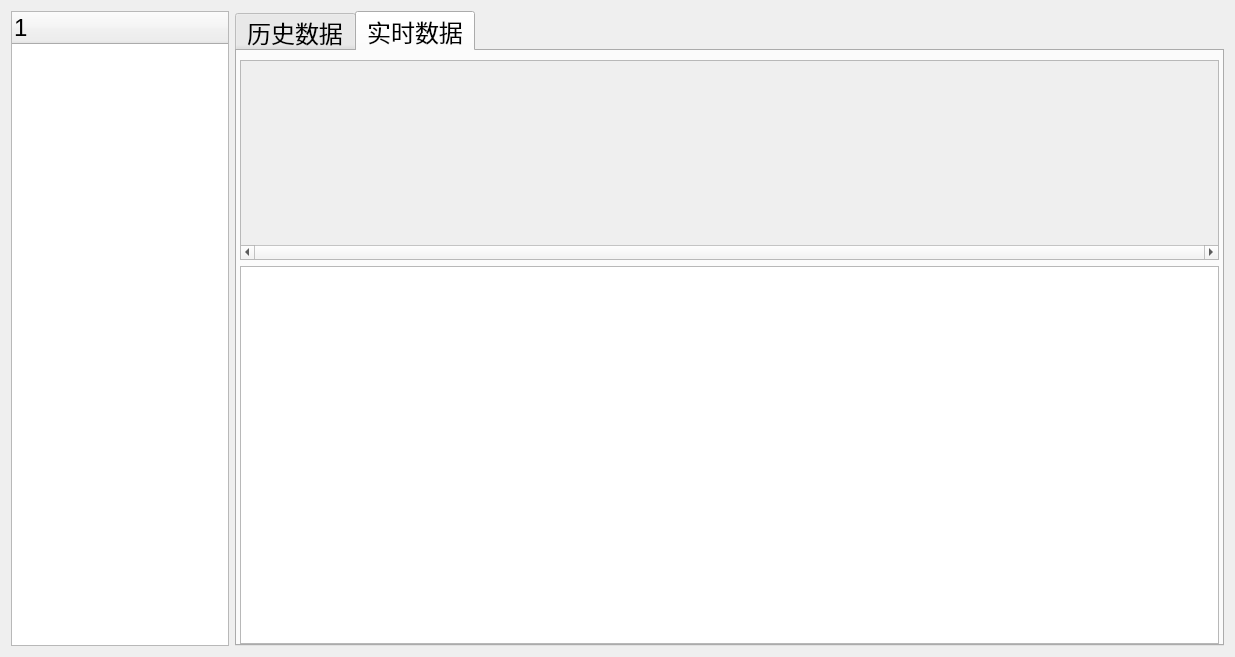
This is SummaryWidget.ui in wanlong1215/test as Qt 5 draws it before an edit. The edited form follows.
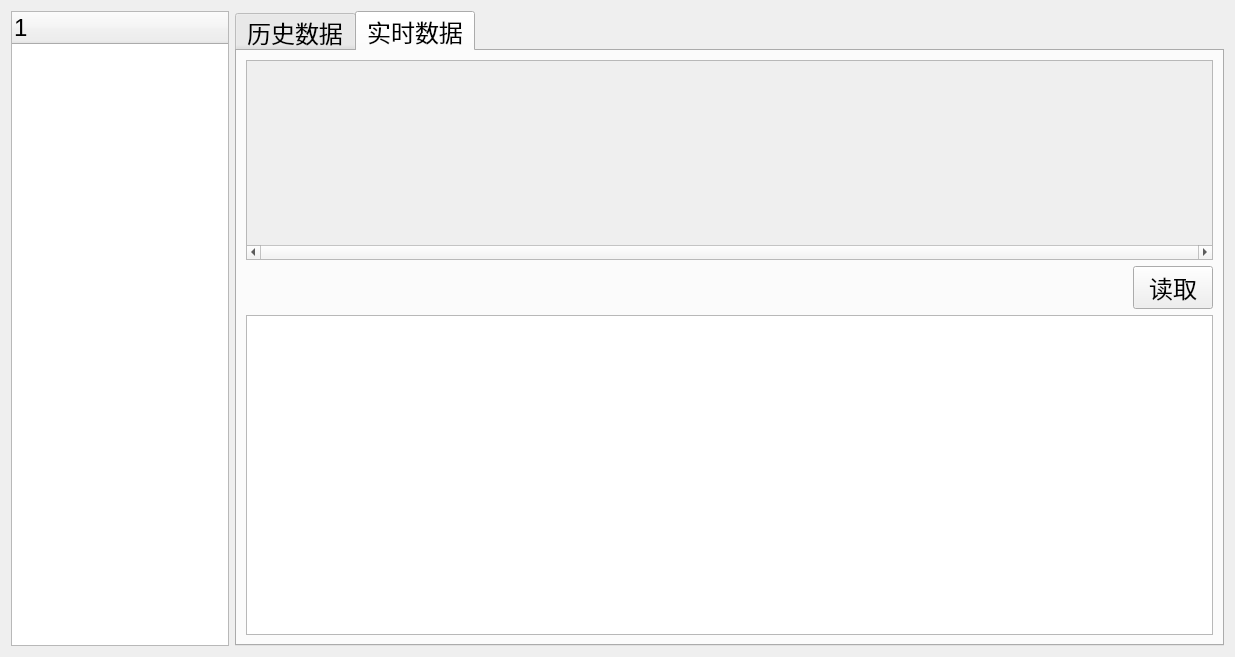
This is the edited form. The open tabs and pages were chosen to show the change. Custom widgets are drawn as their Qt base class.

What changed in the file:
```diff
--- a/SummaryWidget.ui
+++ b/SummaryWidget.ui
@@ -295,16 +295,7 @@
       <attribute name="title">
        <string>实时数据</string>
       </attribute>
-      <layout class="QVBoxLayout" name="verticalLayout_3">
-       <property name="leftMargin">
-        <number>3</number>
-       </property>
-       <property name="rightMargin">
-        <number>3</number>
-       </property>
-       <property name="bottomMargin">
-        <number>0</number>
-       </property>
+      <layout class="QVBoxLayout" name="verticalLayout_2">
        <item>
         <widget class="QScrollArea" name="scrollArea">
          <property name="minimumSize">
@@ -330,7 +321,7 @@
            <rect>
             <x>0</x>
             <y>0</y>
-            <width>881</width>
+            <width>847</width>
             <height>182</height>
            </rect>
           </property>
@@ -347,6 +338,35 @@
          </widget>
         </widget>
        </item>
+       <item>
+        <layout class="QHBoxLayout" name="horizontalLayout_2">
+         <item>
+          <spacer name="horizontalSpacer_2">
+           <property name="orientation">
+            <enum>Qt::Horizontal</enum>
+           </property>
+           <property name="sizeHint" stdset="0">
+            <size>
+             <width>40</width>
+             <height>20</height>
+            </size>
+           </property>
+          </spacer>
+         </item>
+         <item>
+          <widget class="QPushButton" name="btnReadRealtime">
+           <property name="font">
+            <font>
+             <pointsize>18</pointsize>
+            </font>
+           </property>
+           <property name="text">
+            <string>读取</string>
+           </property>
+          </widget>
+         </item>
+        </layout>
+       </item>
        <item>
         <widget class="QTableWidget" name="tawRealTimeDetail"/>
        </item>
```
Left out of the diff: 2 changed lines with no effect on the pictures.
